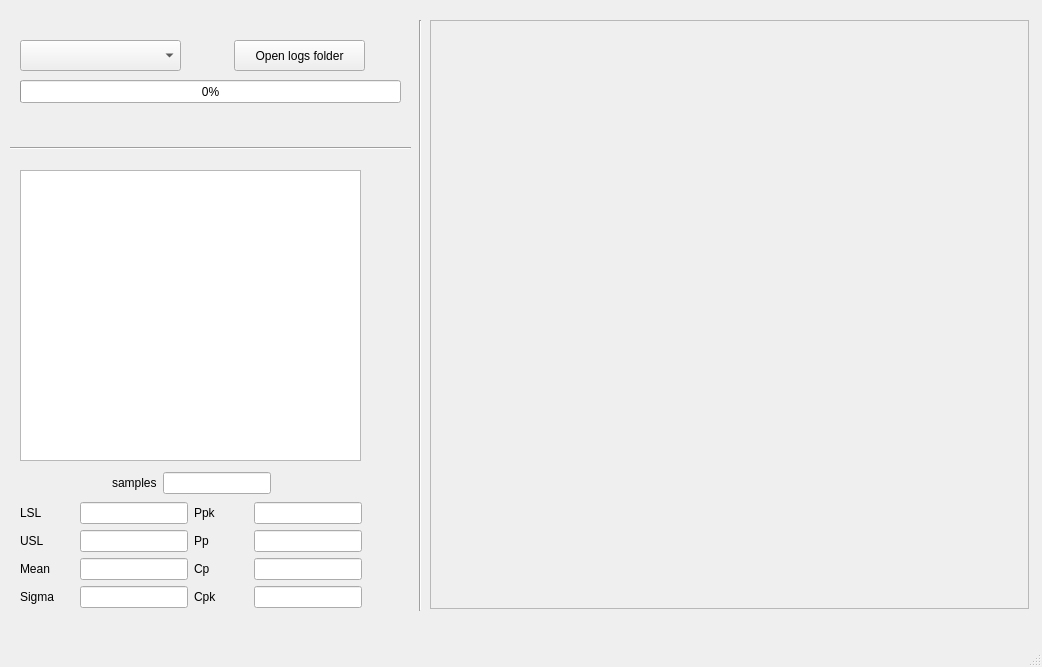
Qt form dataAnalyzerGUI.ui (Unvire/DataAnalyzer) before a commit.
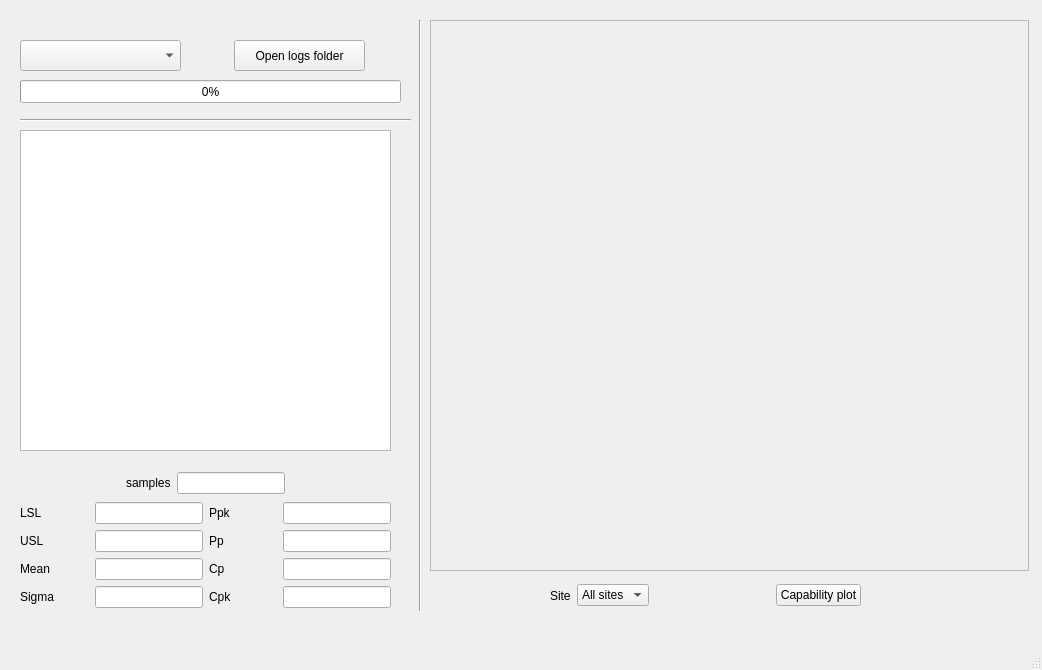
The same form after that commit.

Commit message: gui update - changes list widget and adds controls for selecting plot types

```diff
--- a/dataAnalyzerGUI.ui
+++ b/dataAnalyzerGUI.ui
@@ -7,7 +7,7 @@
     <x>0</x>
     <y>0</y>
     <width>1042</width>
-    <height>667</height>
+    <height>670</height>
    </rect>
   </property>
   <property name="windowTitle">
@@ -19,7 +19,7 @@
      <rect>
       <x>20</x>
       <y>470</y>
-      <width>342</width>
+      <width>371</width>
       <height>142</height>
      </rect>
     </property>
@@ -301,16 +301,6 @@
      </item>
     </layout>
    </widget>
-   <widget class="QListView" name="listView">
-    <property name="geometry">
-     <rect>
-      <x>20</x>
-      <y>170</y>
-      <width>341</width>
-      <height>291</height>
-     </rect>
-    </property>
-   </widget>
    <widget class="QComboBox" name="comboBox">
     <property name="geometry">
      <rect>
@@ -363,10 +353,10 @@
    <widget class="Line" name="line_2">
     <property name="geometry">
      <rect>
-      <x>10</x>
-      <y>140</y>
-      <width>401</width>
-      <height>16</height>
+      <x>20</x>
+      <y>110</y>
+      <width>391</width>
+      <height>20</height>
      </rect>
     </property>
     <property name="orientation">
@@ -379,7 +369,7 @@
       <x>430</x>
       <y>20</y>
       <width>599</width>
-      <height>589</height>
+      <height>551</height>
      </rect>
     </property>
     <property name="autoFillBackground">
@@ -392,6 +382,90 @@
      <enum>QFrame::Plain</enum>
     </property>
    </widget>
+   <widget class="QListWidget" name="listWidget">
+    <property name="geometry">
+     <rect>
+      <x>20</x>
+      <y>130</y>
+      <width>371</width>
+      <height>321</height>
+     </rect>
+    </property>
+   </widget>
+   <widget class="QWidget" name="horizontalLayoutWidget">
+    <property name="geometry">
+     <rect>
+      <x>430</x>
+      <y>580</y>
+      <width>551</width>
+      <height>31</height>
+     </rect>
+    </property>
+    <layout class="QHBoxLayout" name="horizontalLayout_11">
+     <item>
+      <spacer name="horizontalSpacer_4">
+       <property name="orientation">
+        <enum>Qt::Horizontal</enum>
+       </property>
+       <property name="sizeHint" stdset="0">
+        <size>
+         <width>40</width>
+         <height>20</height>
+        </size>
+       </property>
+      </spacer>
+     </item>
+     <item>
+      <widget class="QLabel" name="siteLabel">
+       <property name="text">
+        <string>Site</string>
+       </property>
+      </widget>
+     </item>
+     <item>
+      <widget class="QComboBox" name="selectSiteComboBox">
+       <item>
+        <property name="text">
+         <string>All sites</string>
+        </property>
+       </item>
+      </widget>
+     </item>
+     <item>
+      <spacer name="horizontalSpacer_3">
+       <property name="orientation">
+        <enum>Qt::Horizontal</enum>
+       </property>
+       <property name="sizeHint" stdset="0">
+        <size>
+         <width>40</width>
+         <height>20</height>
+        </size>
+       </property>
+      </spacer>
+     </item>
+     <item>
+      <widget class="QPushButton" name="changePlotButton">
+       <property name="text">
+        <string>Capability plot</string>
+       </property>
+      </widget>
+     </item>
+     <item>
+      <spacer name="horizontalSpacer_5">
+       <property name="orientation">
+        <enum>Qt::Horizontal</enum>
+       </property>
+       <property name="sizeHint" stdset="0">
+        <size>
+         <width>40</width>
+         <height>20</height>
+        </size>
+       </property>
+      </spacer>
+     </item>
+    </layout>
+   </widget>
   </widget>
   <widget class="QMenuBar" name="menubar">
    <property name="geometry">
```
The commit also changes 1 other file.
